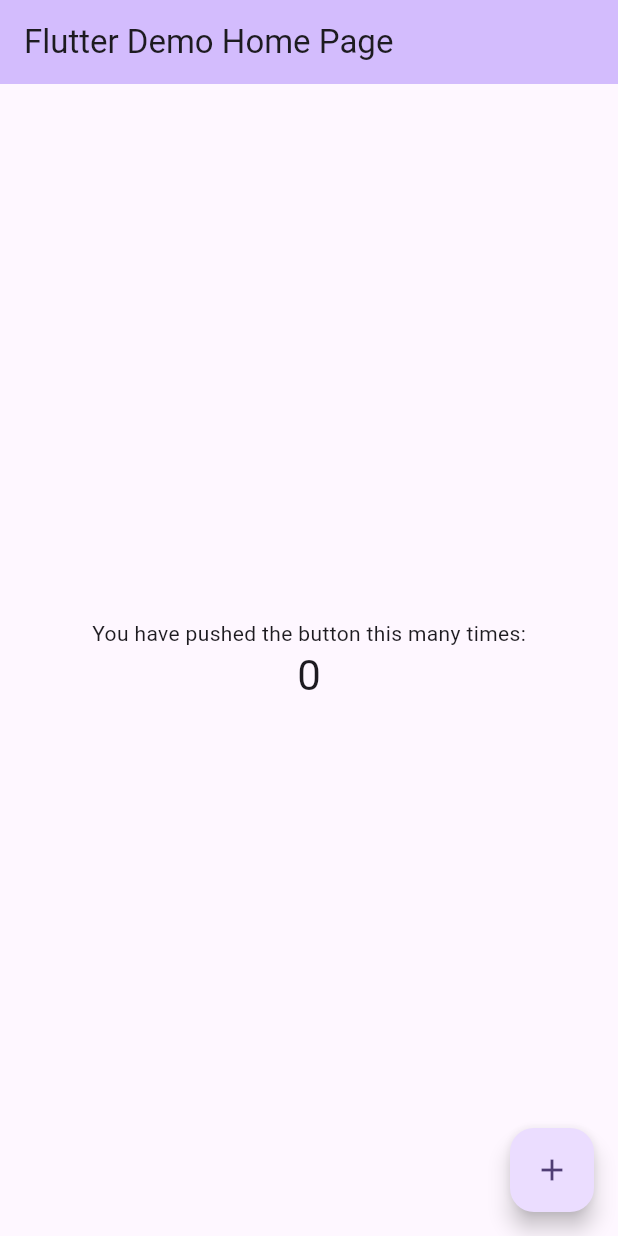
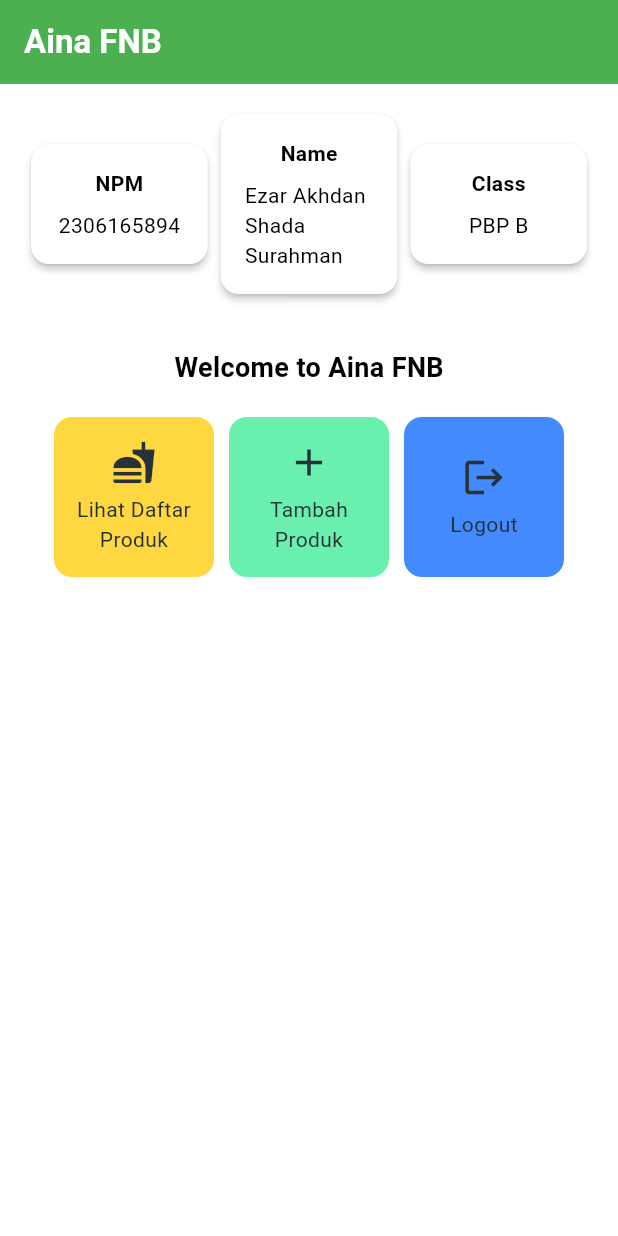
Before and after one commit to ezarsurahman/aina-fnb-mobile, a Flutter app: the screen it shows after launch, on a phone screen of 412 x 824 dp. Run offline on Flutter 3.47's test engine with Material 3 defaults, Android fonts, the phone set to English and light mode, and no system bars.

Commit message:
Complete tugas 7

```diff
--- a/lib/main.dart
+++ b/lib/main.dart
@@ -1,4 +1,5 @@
 import 'package:flutter/material.dart';
+import 'package:aina_fnb_mobile/menu.dart';
 
 void main() {
   runApp(const MyApp());
@@ -28,98 +29,12 @@
         //
         // This works for code too, not just values: Most code changes can be
         // tested with just a hot reload.
-        colorScheme: ColorScheme.fromSeed(seedColor: Colors.deepPurple),
+        colorScheme: ColorScheme.fromSwatch(
+          primarySwatch: Colors.green,
+          ).copyWith(secondary: Colors.amber[400]),
         useMaterial3: true,
       ),
-      home: const MyHomePage(title: 'Flutter Demo Home Page'),
+      home: MyHomePage(),
     );
   }
 }
-
-class MyHomePage extends StatefulWidget {
-  const MyHomePage({super.key, required this.title});
-
-  // This widget is the home page of your application. It is stateful, meaning
-  // that it has a State object (defined below) that contains fields that affect
-  // how it looks.
-
-  // This class is the configuration for the state. It holds the values (in this
-  // case the title) provided by the parent (in this case the App widget) and
-  // used by the build method of the State. Fields in a Widget subclass are
-  // always marked "final".
-
-  final String title;
-
-  @override
-  State<MyHomePage> createState() => _MyHomePageState();
-}
-
-class _MyHomePageState extends State<MyHomePage> {
-  int _counter = 0;
-
-  void _incrementCounter() {
-    setState(() {
-      // This call to setState tells the Flutter framework that something has
-      // changed in this State, which causes it to rerun the build method below
-      // so that the display can reflect the updated values. If we changed
-      // _counter without calling setState(), then the build method would not be
-      // called again, and so nothing would appear to happen.
-      _counter++;
-    });
-  }
-
-  @override
-  Widget build(BuildContext context) {
-    // This method is rerun every time setState is called, for instance as done
-    // by the _incrementCounter method above.
-    //
-    // The Flutter framework has been optimized to make rerunning build methods
-    // fast, so that you can just rebuild anything that needs updating rather
-    // than having to individually change instances of widgets.
-    return Scaffold(
-      appBar: AppBar(
-        // TRY THIS: Try changing the color here to a specific color (to
-        // Colors.amber, perhaps?) and trigger a hot reload to see the AppBar
-        // change color while the other colors stay the same.
-        backgroundColor: Theme.of(context).colorScheme.inversePrimary,
-        // Here we take the value from the MyHomePage object that was created by
-        // the App.build method, and use it to set our appbar title.
-        title: Text(widget.title),
-      ),
-      body: Center(
-        // Center is a layout widget. It takes a single child and positions it
-        // in the middle of the parent.
-        child: Column(
-          // Column is also a layout widget. It takes a list of children and
-          // arranges them vertically. By default, it sizes itself to fit its
-          // children horizontally, and tries to be as tall as its parent.
-          //
-          // Column has various properties to control how it sizes itself and
-          // how it positions its children. Here we use mainAxisAlignment to
-          // center the children vertically; the main axis here is the vertical
-          // axis because Columns are vertical (the cross axis would be
-          // horizontal).
-          //
-          // TRY THIS: Invoke "debug painting" (choose the "Toggle Debug Paint"
-          // action in the IDE, or press "p" in the console), to see the
-          // wireframe for each widget.
-          mainAxisAlignment: MainAxisAlignment.center,
-          children: <Widget>[
-            const Text(
-              'You have pushed the button this many times:',
-            ),
-            Text(
-              '$_counter',
-              style: Theme.of(context).textTheme.headlineMedium,
-            ),
-          ],
-        ),
-      ),
-      floatingActionButton: FloatingActionButton(
-        onPressed: _incrementCounter,
-        tooltip: 'Increment',
-        child: const Icon(Icons.add),
-      ), // This trailing comma makes auto-formatting nicer for build methods.
-    );
-  }
-}
--- /dev/null
+++ b/lib/menu.dart
@@ -0,0 +1,188 @@
+import 'package:flutter/material.dart';
+class MyHomePage extends StatelessWidget {
+  MyHomePage({super.key});
+
+  final String npm = '2306165894'; // NPM
+  final String name = 'Ezar Akhdan Shada Surahman'; // Nama
+  final String className = 'PBP B'; // Kelas
+
+  final List<ItemHomepage> items = [
+        ItemHomepage("Lihat Daftar Produk", Icons.fastfood, Colors.amberAccent),
+        ItemHomepage("Tambah Produk", Icons.add, Colors.greenAccent),
+        ItemHomepage("Logout", Icons.logout,Colors.blueAccent),
+      ];
+
+  @override
+  Widget build(BuildContext context) {
+    // Scaffold menyediakan struktur dasar halaman dengan AppBar dan body.
+    return Scaffold(
+      // AppBar adalah bagian atas halaman yang menampilkan judul.
+      appBar: AppBar(
+        // Judul aplikasi "Mental Health Tracker" dengan teks putih dan tebal.
+        title: const Text(
+          'Aina FNB',
+          style: TextStyle(
+            color: Colors.white,
+            fontWeight: FontWeight.bold,
+          ),
+        ),
+        // Warna latar belakang AppBar diambil dari skema warna tema aplikasi.
+        backgroundColor: Theme.of(context).colorScheme.primary,
+      ),
+      // Body halaman dengan padding di sekelilingnya.
+      body: Padding(
+        padding: const EdgeInsets.all(16.0),
+        // Menyusun widget secara vertikal dalam sebuah kolom.
+        child: Column(
+          crossAxisAlignment: CrossAxisAlignment.center,
+          children: [
+            // Row untuk menampilkan 3 InfoCard secara horizontal.
+            Row(
+              mainAxisAlignment: MainAxisAlignment.spaceEvenly,
+              children: [
+                InfoCard(title: 'NPM', content: npm),
+                InfoCard(title: 'Name', content: name),
+                InfoCard(title: 'Class', content: className),
+              ],
+            ),
+
+            // Memberikan jarak vertikal 16 unit.
+            const SizedBox(height: 16.0),
+
+            // Menempatkan widget berikutnya di tengah halaman.
+            Center(
+              child: Column(
+                // Menyusun teks dan grid item secara vertikal.
+
+                children: [
+                  // Menampilkan teks sambutan dengan gaya tebal dan ukuran 18.
+                  const Padding(
+                    padding: EdgeInsets.only(top: 16.0),
+                    child: Text(
+                      'Welcome to Aina FNB',
+                      style: TextStyle(
+                        fontWeight: FontWeight.bold,
+                        fontSize: 18.0,
+                      ),
+                    ),
+                  ),
+
+                  // Grid untuk menampilkan ItemCard dalam bentuk grid 3 kolom.
+                  GridView.count(
+                    primary: true,
+                    padding: const EdgeInsets.all(20),
+                    crossAxisSpacing: 10,
+                    mainAxisSpacing: 10,
+                    crossAxisCount: 3,
+                    // Agar grid menyesuaikan tinggi kontennya.
+                    shrinkWrap: true,
+
+                    // Menampilkan ItemCard untuk setiap item dalam list items.
+                    children: items.map((ItemHomepage item) {
+                      return ItemCard(item);
+                    }).toList(),
+                  ),
+                ],
+              ),
+            ),
+          ],
+        ),
+      ),
+    );
+  }
+}
+
+class InfoCard extends StatelessWidget {
+  // Kartu informasi yang menampilkan title dan content.
+
+  final String title;  // Judul kartu.
+  final String content;  // Isi kartu.
+
+  const InfoCard({super.key, required this.title, required this.content});
+
+  @override
+  Widget build(BuildContext context) {
+    return Card(
+      // Membuat kotak kartu dengan bayangan dibawahnya.
+      elevation: 2.0,
+      child: Container(
+        // Mengatur ukuran dan jarak di dalam kartu.
+        width: MediaQuery.of(context).size.width / 3.5, // menyesuaikan dengan lebar device yang digunakan.
+        padding: const EdgeInsets.all(16.0),
+        // Menyusun title dan content secara vertikal.
+        child: Column(
+          children: [
+            Text(
+              title,
+              style: const TextStyle(fontWeight: FontWeight.bold),
+            ),
+            const SizedBox(height: 8.0),
+            Text(content),
+          ],
+        ),
+      ),
+    );
+  }
+}
+
+class ItemHomepage {
+    final String name;
+    final IconData icon;
+    final Color color;
+
+    ItemHomepage(this.name, this.icon, this.color);
+}
+
+class ItemCard extends StatelessWidget {
+  // Menampilkan kartu dengan ikon dan nama.
+
+  final ItemHomepage item;
+
+  const ItemCard(this.item, {super.key});
+
+  @override
+  Widget build(BuildContext context) {
+    return Material(
+      // Menentukan warna latar belakang dari tema aplikasi.
+      color: item.color,
+      // Membuat sudut kartu melengkung.
+      borderRadius: BorderRadius.circular(12),
+
+      child: InkWell(
+        // Aksi ketika kartu ditekan.
+        onTap: () {
+          // Menampilkan pesan SnackBar saat kartu ditekan.
+          ScaffoldMessenger.of(context)
+            ..hideCurrentSnackBar()
+            ..showSnackBar(
+              SnackBar(content: Text("Kamu telah menekan tombol ${item.name}!"))
+            );
+        },
+        // Container untuk menyimpan Icon dan Text
+        child: Container(
+          padding: const EdgeInsets.all(8),
+          child: Center(
+            child: Column(
+              // Menyusun ikon dan teks di tengah kartu.
+              mainAxisAlignment: MainAxisAlignment.center,
+              children: [
+                Icon(
+                  item.icon,
+                  color: Colors.blueGrey[900]!,
+                  size: 30.0,
+                ),
+                const Padding(padding: EdgeInsets.all(3)),
+                Text(
+                  item.name,
+                  textAlign: TextAlign.center,
+                  style: const TextStyle(color: Color.fromARGB(255, 37, 49, 55)),
+                ),
+              ],
+            ),
+          ),
+        ),
+      ),
+    );
+  }
+
+}
```
